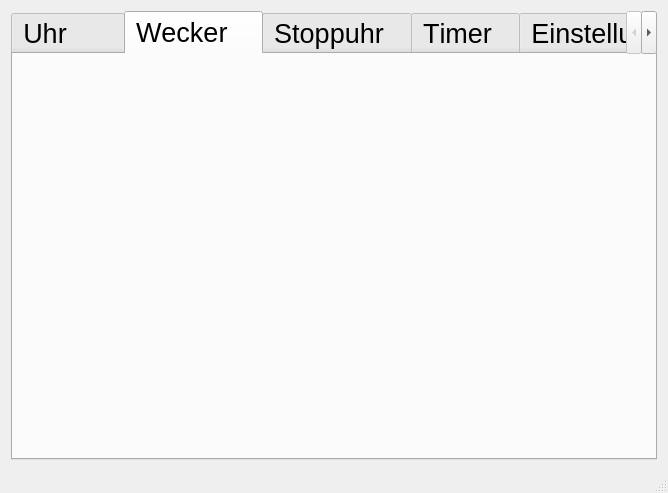
Old version of the form mainwindow.ui in the repository adarno/Raspberry-Pi-LCD-Touchscreen-Alarm-Clock.
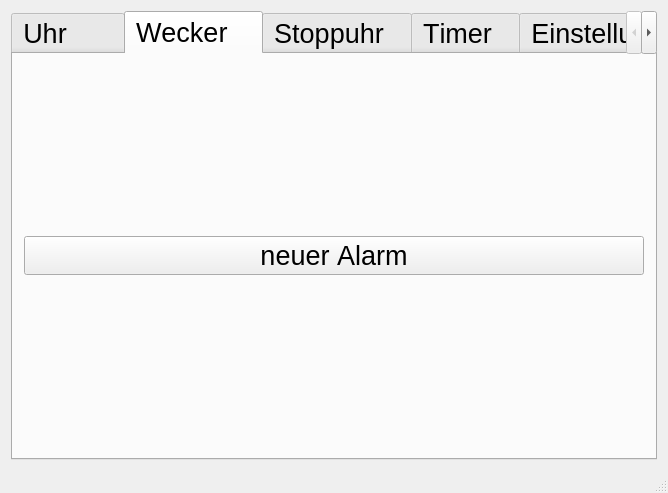
New version of the form. The open tabs and pages were chosen to show the change.

Commit message: add alarm on button pressed

Diff of the .ui file:
```diff
--- a/mainwindow.ui
+++ b/mainwindow.ui
@@ -109,6 +109,19 @@
        <attribute name="title">
         <string>Wecker   </string>
        </attribute>
+       <layout class="QVBoxLayout" name="verticalLayout_7">
+        <item>
+         <layout class="QHBoxLayout" name="horizontalLayout_6">
+          <item>
+           <widget class="QPushButton" name="btnNewAlarm">
+            <property name="text">
+             <string>neuer Alarm</string>
+            </property>
+           </widget>
+          </item>
+         </layout>
+        </item>
+       </layout>
       </widget>
       <widget class="QWidget" name="stoppuhr">
        <attribute name="title">
```
Left out of the diff: 2 changed lines with no effect on the pictures. The commit also changes 1 other file.
